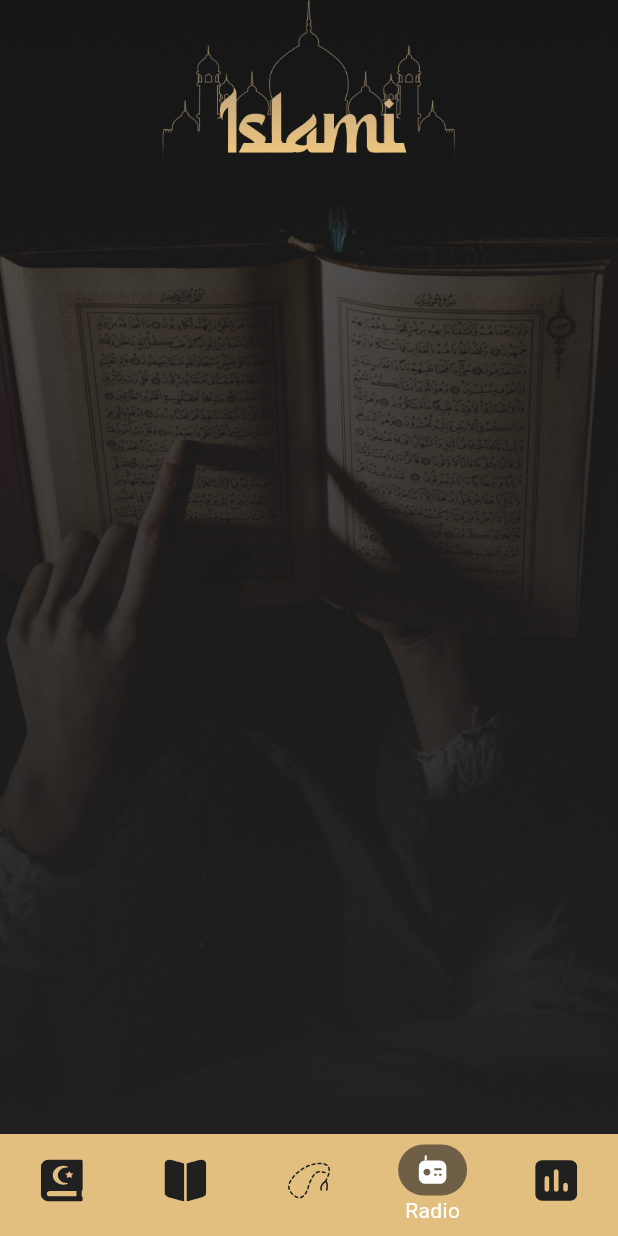
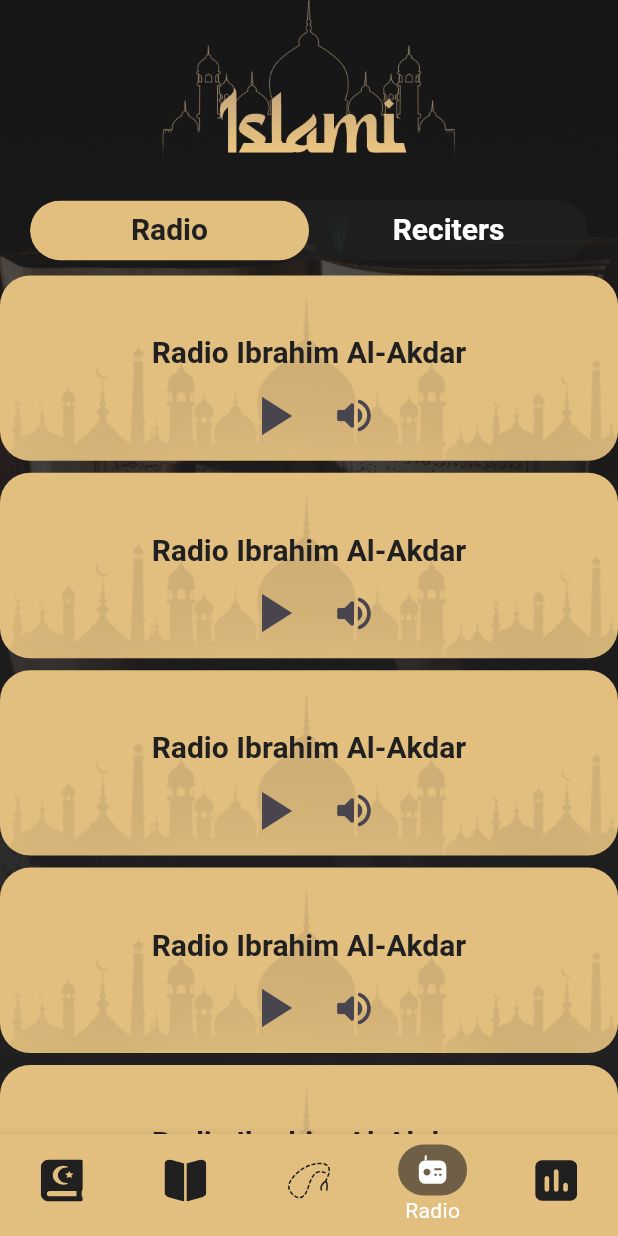
Before and after one commit to MohamedElsyedm/islami_app, a Flutter app: the screen it shows after launch, item 4 of the bottom bar chosen, on a phone screen of 412 x 824 dp. Run offline on Flutter 3.47's test engine with Material 3 defaults, Android fonts, the phone set to English and light mode, and no system bars; our stand-ins replace flutter_svg.

Commit message:
create tabBar & Radio tab

```diff
--- a/lib/app_theme.dart
+++ b/lib/app_theme.dart
@@ -9,6 +9,7 @@ class AppTheme {
   static ThemeData darkTheme = ThemeData(
     primaryColor: primary,
     scaffoldBackgroundColor: black,
+
     appBarTheme: AppBarTheme(
       backgroundColor: black,
       foregroundColor: primary,
@@ -42,7 +43,7 @@ class AppTheme {
         color: white,
       ),
       titleLarge: TextStyle(
-        fontSize: 16,
+        fontSize: 20,
         fontWeight: FontWeight.bold,
         color: white,
       ),
--- a/lib/home_screen.dart
+++ b/lib/home_screen.dart
@@ -3,7 +3,7 @@ import 'package:islami_app/nav_bar_selected_icon.dart';
 import 'package:islami_app/nav_bar_unselected_icon.dart';
 import 'package:islami_app/tabs/hadith_tab.dart';
 import 'package:islami_app/tabs/quran/quran_tab.dart';
-import 'package:islami_app/tabs/radio_tab.dart';
+import 'package:islami_app/tabs/radio/radio_tab.dart';
 import 'package:islami_app/tabs/sebha/sebha_tab.dart';
 import 'package:islami_app/tabs/time_tab.dart';
 
--- /dev/null
+++ b/lib/tabs/radio/radio_item.dart
@@ -0,0 +1,87 @@
+import 'package:flutter/material.dart';
+import 'package:islami_app/app_theme.dart';
+
+class RadioItem extends StatefulWidget {
+  const RadioItem({super.key});
+
+  @override
+  State<RadioItem> createState() => _RadioItemState();
+}
+
+class _RadioItemState extends State<RadioItem> {
+  bool playClick = false;
+  bool volumeClick = false;
+  // bool _isFavorite = false; // Initial state: not favorited
+
+  void _toggleVolume() {
+    setState(() {
+      volumeClick = !volumeClick; // Toggle the boolean value
+    });
+    print(volumeClick);
+  }
+
+  void _togglePlay() {
+    setState(() {
+      playClick = !playClick; // Toggle the boolean value
+    });
+    print(playClick);
+  }
+
+  @override
+  Widget build(BuildContext context) {
+    return Stack(
+      alignment: Alignment.bottomCenter,
+      children: [
+        Container(
+          height: MediaQuery.sizeOf(context).height * 0.15,
+          width: double.infinity,
+          decoration: BoxDecoration(
+            color: AppTheme.primary,
+            borderRadius: BorderRadius.circular(20),
+          ),
+        ),
+        Image.asset(
+          playClick
+              ? 'assets/images/volume_play.png'
+              : 'assets/images/details_footer.png',
+          color: AppTheme.black.withValues(alpha: 0.2),
+        ),
+        Column(
+          mainAxisAlignment: MainAxisAlignment.spaceAround,
+          children: [
+            Text(
+              'Radio Ibrahim Al-Akdar',
+              style: Theme.of(
+                context,
+              ).textTheme.titleLarge!.copyWith(color: AppTheme.black),
+            ),
+            Row(
+              mainAxisAlignment: MainAxisAlignment.center,
+              children: [
+                IconButton(
+                  iconSize: 44,
+                  onPressed: _togglePlay,
+                  icon: playClick ? Icon(Icons.pause) : Icon(Icons.play_arrow),
+                ),
+                IconButton(
+                  onPressed: () {
+                    // Your click logic here
+                    print('Button clicked!');
+                    _toggleVolume();
+                    print(volumeClick);
+                  },
+                  icon: Icon(
+                    volumeClick
+                        ? Icons.volume_off_rounded
+                        : Icons.volume_up_rounded,
+                    size: 30,
+                  ),
+                ),
+              ],
+            ),
+          ],
+        ),
+      ],
+    );
+  }
+}
--- /dev/null
+++ b/lib/tabs/radio/radio_tab.dart
@@ -0,0 +1,71 @@
+import 'package:flutter/material.dart';
+import 'package:islami_app/app_theme.dart';
+import 'package:islami_app/tabs/radio/radio_tab_bar_view.dart';
+import 'package:islami_app/tabs/radio/reciters_tab_bar_view.dart';
+
+class RadioTab extends StatefulWidget {
+  const RadioTab({super.key});
+
+  @override
+  State<RadioTab> createState() => _RadioTabState();
+}
+
+class _RadioTabState extends State<RadioTab>
+    with SingleTickerProviderStateMixin {
+  late TabController _tabController;
+  @override
+  void initState() {
+    _tabController = TabController(length: 2, vsync: this);
+    super.initState();
+  }
+
+  @override
+  void dispose() {
+    _tabController.dispose();
+    super.dispose();
+  }
+
+  @override
+  Widget build(BuildContext context) {
+    TextTheme textTheme = Theme.of(context).textTheme;
+    return Scaffold(
+      backgroundColor: Colors.transparent,
+      body: Column(
+        children: [
+          Container(
+            margin: EdgeInsets.symmetric(horizontal: 20, vertical: 10),
+            height: 40,
+            width: double.infinity,
+            clipBehavior: Clip.antiAlias,
+            decoration: BoxDecoration(
+              color: AppTheme.black.withValues(alpha: 0.7),
+              borderRadius: BorderRadius.circular(25),
+            ),
+            child: TabBar(
+              controller: _tabController,
+              indicatorColor: Colors.transparent,
+              indicator: BoxDecoration(
+                color: AppTheme.primary,
+                borderRadius: BorderRadius.circular(25.0),
+              ),
+              indicatorSize: TabBarIndicatorSize.tab,
+              dividerHeight: 0,
+              unselectedLabelStyle: textTheme.titleLarge!.copyWith(
+                color: AppTheme.white,
+              ),
+              labelStyle: textTheme.titleLarge!.copyWith(color: AppTheme.black),
+              tabs: [Text('Radio'), Text('Reciters')],
+            ),
+          ),
+
+          Expanded(
+            child: TabBarView(
+              controller: _tabController,
+              children: [RadioTabBarView(), RecitersTabBarView()],
+            ),
+          ),
+        ],
+      ),
+    );
+  }
+}
--- /dev/null
+++ b/lib/tabs/radio/radio_tab_bar_view.dart
@@ -0,0 +1,18 @@
+import 'package:flutter/material.dart';
+import 'package:islami_app/tabs/radio/radio_item.dart';
+
+class RadioTabBarView extends StatelessWidget {
+  const RadioTabBarView({super.key});
+
+  @override
+  Widget build(BuildContext context) {
+    return ListView.separated(
+      separatorBuilder: (context, index) =>
+          Divider(height: 8, color: Colors.transparent),
+      itemCount: 6,
+      itemBuilder: (_, index) {
+        return RadioItem();
+      },
+    );
+  }
+}
--- /dev/null
+++ b/lib/tabs/radio/reciters_tab_bar_view.dart
@@ -0,0 +1,10 @@
+import 'package:flutter/material.dart';
+
+class RecitersTabBarView extends StatelessWidget {
+  const RecitersTabBarView({super.key});
+
+  @override
+  Widget build(BuildContext context) {
+    return Center(child: Text('reciters'));
+  }
+}
--- a/lib/tabs/radio_tab.dart
+++ /dev/null
@@ -1,10 +0,0 @@
-import 'package:flutter/material.dart';
-
-class RadioTab extends StatelessWidget {
-  const RadioTab({super.key});
-
-  @override
-  Widget build(BuildContext context) {
-    return Center(child: Text('Radio'));
-  }
-}
```
Also changed, not shown: assets/images/2.0x/volume_play@2x.png (added), assets/images/3.0x/volume_play@3x.png (added), assets/images/volume_play.png (added).
